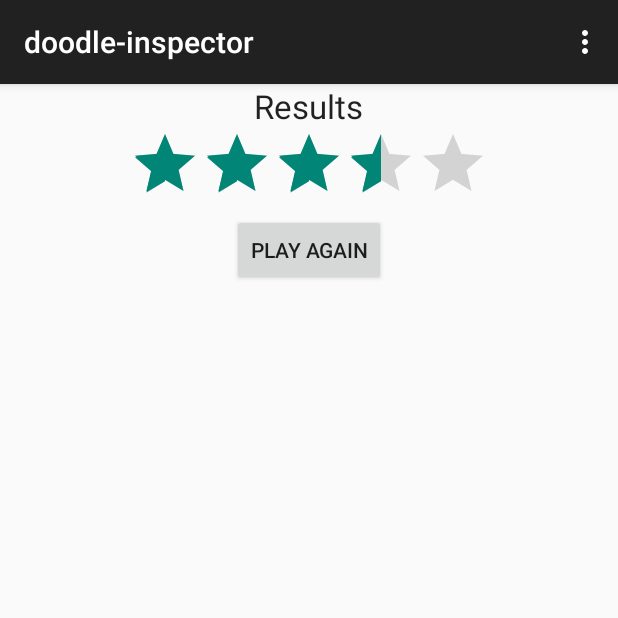
After one commit to derekhua/doodle-inspector, an Android app: the ResultsScreen screen opened directly, with no data from a screen before it, on a phone screen of 412 x 824 dp, the top half of it. The commit adds this screen. Run offline under Robolectric (Android 15) with nearby library versions, the phone set to English and light mode, and no system bars.

Commit message:
added canvas and results screens

```diff
--- /dev/null
+++ b/app/src/main/java/com/example/aleksey/doodle_inspector/ResultsScreen.java
@@ -0,0 +1,41 @@
+package com.example.aleksey.doodle_inspector;
+
+import android.os.Bundle;
+import android.support.v7.app.AppCompatActivity;
+import android.view.Menu;
+import android.view.MenuItem;
+import android.widget.RatingBar;
+
+public class ResultsScreen extends AppCompatActivity{
+    @Override
+    protected void onCreate(Bundle savedInstanceState) {
+        super.onCreate(savedInstanceState);
+        setContentView(R.layout.activity_results_screen);
+
+        RatingBar ratingBar = (RatingBar) findViewById(R.id.ratingBar);
+        ratingBar.setRating((float)3.5);
+    }
+
+
+    @Override
+    public boolean onCreateOptionsMenu(Menu menu) {
+        // Inflate the menu; this adds items to the action bar if it is present.
+        getMenuInflater().inflate(R.menu.menu_main_screen, menu);
+        return true;
+    }
+
+    @Override
+    public boolean onOptionsItemSelected(MenuItem item) {
+        // Handle action bar item clicks here. The action bar will
+        // automatically handle clicks on the Home/Up button, so long
+        // as you specify a parent activity in AndroidManifest.xml.
+        int id = item.getItemId();
+
+        //noinspection SimplifiableIfStatement
+        if (id == R.id.action_settings) {
+            return true;
+        }
+
+        return super.onOptionsItemSelected(item);
+    }
+}
--- /dev/null
+++ b/app/src/main/res/layout/activity_results_screen.xml
@@ -0,0 +1,29 @@
+<?xml version="1.0" encoding="utf-8"?>
+<LinearLayout xmlns:android="http://schemas.android.com/apk/res/android"
+    android:orientation="vertical" android:layout_width="match_parent"
+    android:layout_height="match_parent">
+
+    <TextView
+        android:layout_width="wrap_content"
+        android:layout_height="wrap_content"
+        android:textAppearance="?android:attr/textAppearanceLarge"
+        android:text="Results"
+        android:id="@+id/resultTextView"
+        android:layout_gravity="center_horizontal" />
+
+    <RatingBar
+        android:layout_width="wrap_content"
+        android:layout_height="wrap_content"
+        android:id="@+id/ratingBar"
+        android:layout_gravity="center_horizontal"
+        android:rating="5"
+        android:isIndicator="true" />
+
+    <Button
+        android:layout_width="wrap_content"
+        android:layout_height="wrap_content"
+        android:text="Play Again"
+        android:id="@+id/playAgainButton"
+        android:layout_gravity="center_horizontal" />
+
+</LinearLayout>
--- a/app/src/main/res/values/strings.xml
+++ b/app/src/main/res/values/strings.xml
@@ -3,4 +3,10 @@
 
     <string name="hello_world">Hello world!</string>
     <string name="action_settings">Settings</string>
+
+    <string name="start_new">New</string>
+    <string name="brush">Brush</string>
+    <string name="erase">Erase</string>
+    <string name="save">Save</string>
+    <string name="paint">Paint</string>
 </resources>
```
Also changed, not shown: app/src/main/AndroidManifest.xml (+6 -4 lines), app/src/main/java/com/example/aleksey/doodle_inspector/DrawActivity.java (added, +19 -0 lines), app/src/main/java/com/example/aleksey/doodle_inspector/DrawView.java (added, +102 -0 lines), app/src/main/res/layout/activity_draw.xml (added, +45 -0 lines), app/src/main/res/layout/activity_main_screen.xml (+10 -1 lines), app/src/main/res/layout/draw_view.xml (added, +18 -0 lines), app/src/main/res/values/attrs_draw_view.xml (added, +8 -0 lines), app/src/main/res/values/dimens.xml (+7 -0 lines).
